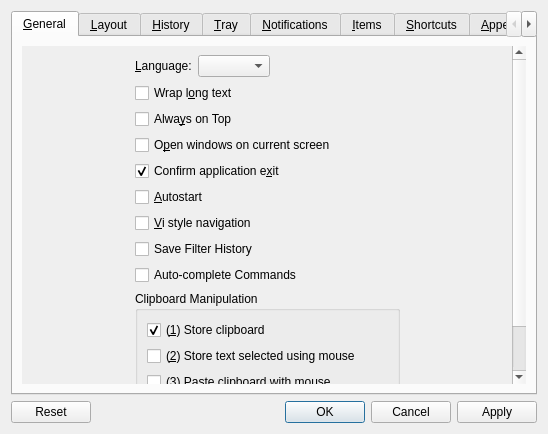
The window that src/ui/configurationmanager.ui (hluk/CopyQ) describes before a commit, drawn with Qt 5.
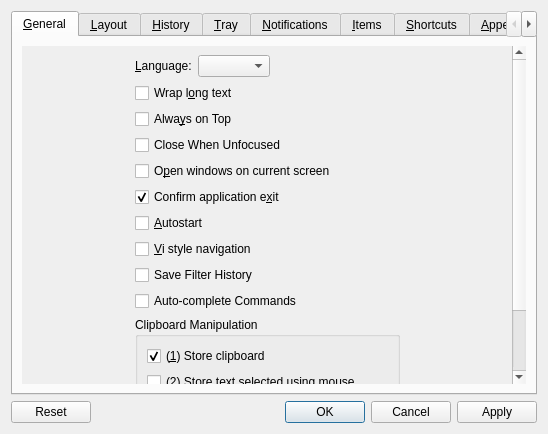
The same window after the commit. Custom widgets are drawn as their Qt base class.

Commit message:
Add option to close main window when unfocused
Fixes #495

```diff
--- a/src/ui/configurationmanager.ui
+++ b/src/ui/configurationmanager.ui
@@ -130,6 +130,16 @@
                </property>
               </widget>
              </item>
+             <item>
+              <widget class="QCheckBox" name="checkBoxCloseOnUnfocus">
+               <property name="toolTip">
+                <string>Close main window when other application has focus</string>
+               </property>
+               <property name="text">
+                <string>Close When Unfocused</string>
+               </property>
+              </widget>
+             </item>
              <item>
               <widget class="QCheckBox" name="checkBoxOpenWindowsOnCurrentScreen">
                <property name="toolTip">
```
The commit also changes 3 other files.
